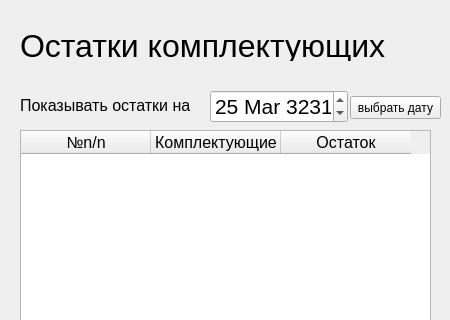
First picture: the form in qt_version/ui/remainings.ui, repository kerniee/abp_final_plz_work, before the edit; both pictures show x 0 to 450 and y 0 to 320 of the 450 by 510 pixel window.
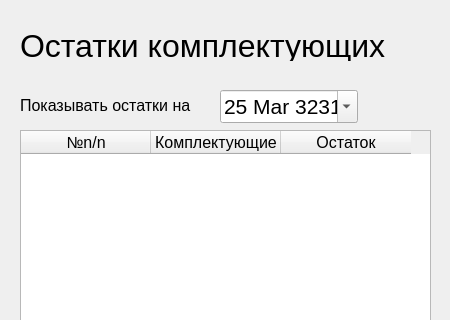
Second picture: the form after the edit.

```diff
--- a/qt_version/ui/remainings.ui
+++ b/qt_version/ui/remainings.ui
@@ -53,7 +53,7 @@
    <widget class="QDateEdit" name="dateEdit">
     <property name="geometry">
      <rect>
-      <x>210</x>
+      <x>220</x>
       <y>90</y>
       <width>138</width>
       <height>33</height>
@@ -91,6 +91,9 @@
       <day>1</day>
      </date>
     </property>
+    <property name="calendarPopup">
+     <bool>true</bool>
+    </property>
     <property name="date">
      <date>
       <year>3231</year>
@@ -217,19 +220,6 @@
      </item>
     </layout>
    </widget>
-   <widget class="QPushButton" name="pushButton">
-    <property name="geometry">
-     <rect>
-      <x>350</x>
-      <y>96</y>
-      <width>91</width>
-      <height>23</height>
-     </rect>
-    </property>
-    <property name="text">
-     <string>выбрать дату</string>
-    </property>
-   </widget>
   </widget>
   <widget class="QMenuBar" name="menubar">
    <property name="geometry">
```
Left out of the diff: 2 changed lines with no effect on the pictures.
